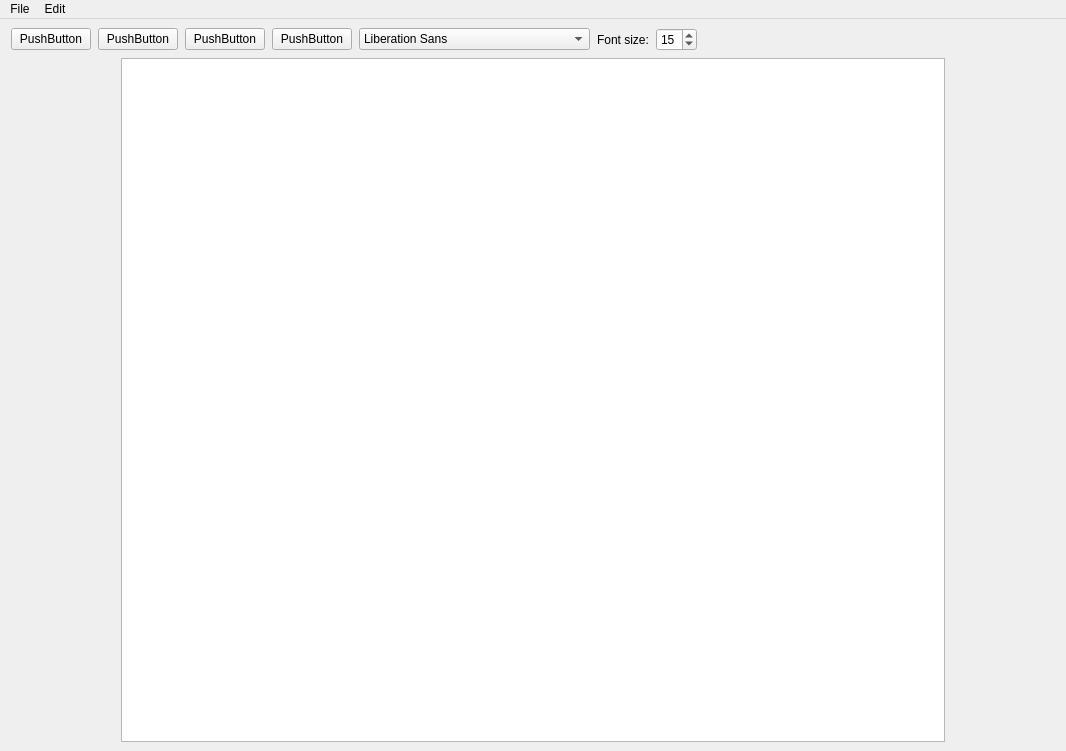
InsertUsernameH3re/PDFy, file main.ui: the form before one commit.
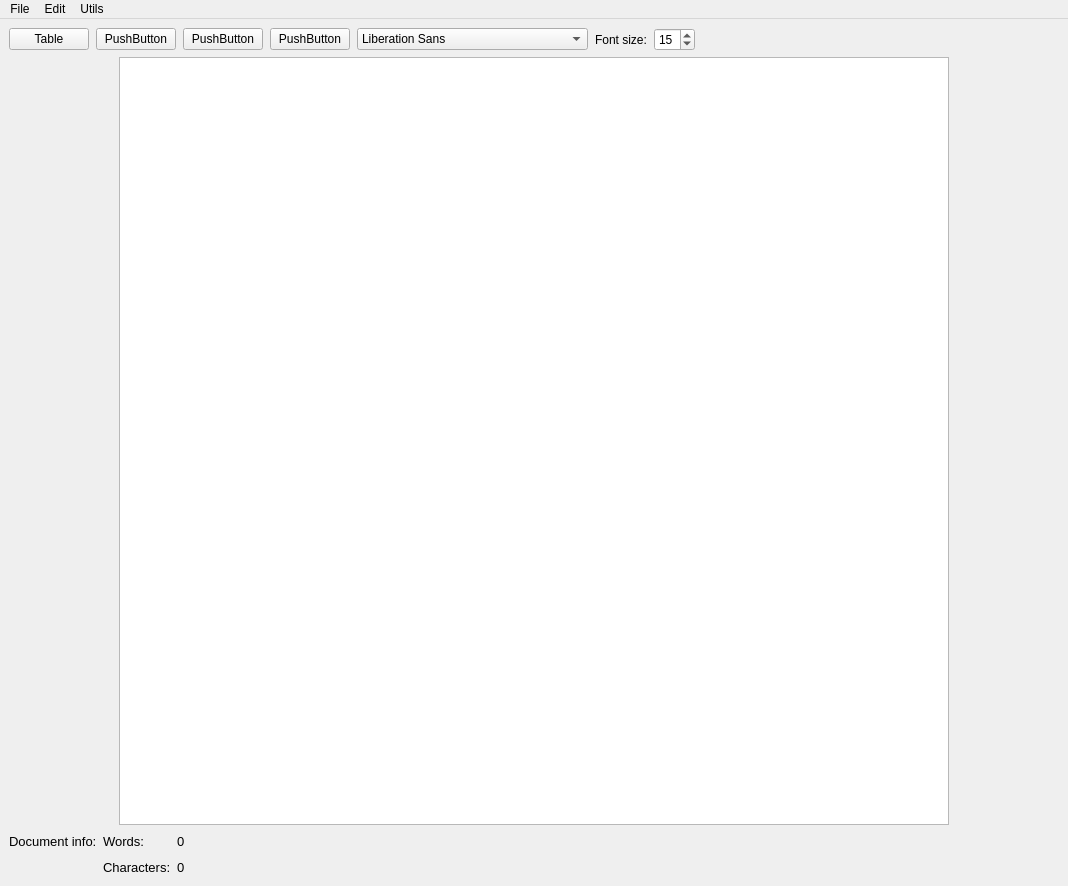
The form after the commit.

What changed in the file:
```diff
--- a/main.ui
+++ b/main.ui
@@ -6,8 +6,8 @@
    <rect>
     <x>0</x>
     <y>0</y>
-    <width>1066</width>
-    <height>751</height>
+    <width>1068</width>
+    <height>886</height>
    </rect>
   </property>
   <property name="sizePolicy">
@@ -29,26 +29,14 @@
    <enum>QTabWidget::Rounded</enum>
   </property>
   <widget class="QWidget" name="centralwidget">
-   <layout class="QVBoxLayout" name="verticalLayout" stretch="0,0">
-    <property name="spacing">
-     <number>7</number>
-    </property>
-    <property name="sizeConstraint">
-     <enum>QLayout::SetNoConstraint</enum>
-    </property>
-    <property name="leftMargin">
-     <number>11</number>
-    </property>
-    <property name="rightMargin">
-     <number>11</number>
-    </property>
+   <layout class="QVBoxLayout" name="verticalLayout">
     <item>
      <layout class="QGridLayout" name="gridLayout" rowstretch="0,0">
       <property name="sizeConstraint">
        <enum>QLayout::SetDefaultConstraint</enum>
       </property>
       <property name="rightMargin">
-       <number>300</number>
+       <number>302</number>
       </property>
       <property name="horizontalSpacing">
        <number>7</number>
@@ -114,15 +102,31 @@
       <item row="1" column="0" alignment="Qt::AlignHCenter|Qt::AlignVCenter">
        <widget class="QPushButton" name="pushButton_2">
         <property name="text">
-         <string>PushButton</string>
+         <string>Table</string>
         </property>
        </widget>
       </item>
      </layout>
     </item>
     <item>
-     <layout class="QGridLayout" name="gridLayout_2">
-      <item row="0" column="2">
+     <layout class="QGridLayout" name="editorGrid">
+      <item row="0" column="1">
+       <spacer name="horizontalSpacer">
+        <property name="orientation">
+         <enum>Qt::Horizontal</enum>
+        </property>
+        <property name="sizeType">
+         <enum>QSizePolicy::Fixed</enum>
+        </property>
+        <property name="sizeHint" stdset="0">
+         <size>
+          <width>110</width>
+          <height>20</height>
+         </size>
+        </property>
+       </spacer>
+      </item>
+      <item row="0" column="3">
        <spacer name="horizontalSpacer_2">
         <property name="orientation">
          <enum>Qt::Horizontal</enum>
@@ -138,7 +142,7 @@
         </property>
        </spacer>
       </item>
-      <item row="0" column="1">
+      <item row="0" column="2">
        <widget class="QTextEdit" name="editor">
         <property name="enabled">
          <bool>true</bool>
@@ -194,18 +198,113 @@
         </property>
        </widget>
       </item>
+     </layout>
+    </item>
+    <item>
+     <layout class="QGridLayout" name="documentInfoGrid">
+      <property name="sizeConstraint">
+       <enum>QLayout::SetDefaultConstraint</enum>
+      </property>
+      <property name="rightMargin">
+       <number>815</number>
+      </property>
+      <item row="0" column="2">
+       <widget class="QLabel" name="wordsCounter">
+        <property name="font">
+         <font>
+          <pointsize>10</pointsize>
+         </font>
+        </property>
+        <property name="text">
+         <string>0</string>
+        </property>
+       </widget>
+      </item>
       <item row="0" column="0">
-       <spacer name="horizontalSpacer">
+       <widget class="QLabel" name="documentInfoLabel">
+        <property name="maximumSize">
+         <size>
+          <width>200</width>
+          <height>200</height>
+         </size>
+        </property>
+        <property name="font">
+         <font>
+          <pointsize>10</pointsize>
+         </font>
+        </property>
+        <property name="text">
+         <string>Document info:</string>
+        </property>
+       </widget>
+      </item>
+      <item row="0" column="1">
+       <widget class="QLabel" name="wordsLabel">
+        <property name="font">
+         <font>
+          <pointsize>10</pointsize>
+         </font>
+        </property>
+        <property name="layoutDirection">
+         <enum>Qt::LeftToRight</enum>
+        </property>
+        <property name="text">
+         <string>Words:</string>
+        </property>
+        <property name="alignment">
+         <set>Qt::AlignLeading|Qt::AlignLeft|Qt::AlignVCenter</set>
+        </property>
+       </widget>
+      </item>
+      <item row="1" column="2">
+       <widget class="QLabel" name="charactersCounter">
+        <property name="font">
+         <font>
+          <pointsize>10</pointsize>
+         </font>
+        </property>
+        <property name="text">
+         <string>0</string>
+        </property>
+       </widget>
+      </item>
+      <item row="1" column="1">
+       <widget class="QLabel" name="charactersLabel">
+        <property name="font">
+         <font>
+          <pointsize>10</pointsize>
+         </font>
+        </property>
+        <property name="text">
+         <string>Characters:</string>
+        </property>
+        <property name="alignment">
+         <set>Qt::AlignLeading|Qt::AlignLeft|Qt::AlignVCenter</set>
+        </property>
+       </widget>
+      </item>
+      <item row="0" column="3">
+       <spacer name="horizontalSpacer_4">
         <property name="orientation">
          <enum>Qt::Horizontal</enum>
         </property>
-        <property name="sizeType">
-         <enum>QSizePolicy::Fixed</enum>
+        <property name="sizeHint" stdset="0">
+         <size>
+          <width>10</width>
+          <height>20</height>
+         </size>
         </property>
+       </spacer>
+      </item>
+      <item row="1" column="3">
+       <spacer name="horizontalSpacer_5">
+        <property name="orientation">
+         <enum>Qt::Horizontal</enum>
+        </property>
         <property name="sizeHint" stdset="0">
          <size>
-          <width>110</width>
-          <height>1</height>
+          <width>10</width>
+          <height>20</height>
          </size>
         </property>
        </spacer>
@@ -219,7 +318,7 @@
     <rect>
      <x>0</x>
      <y>0</y>
-     <width>1066</width>
+     <width>1068</width>
      <height>26</height>
     </rect>
    </property>
@@ -235,10 +334,16 @@
      <string>Edit</string>
     </property>
     <addaction name="insertImage"/>
-    <addaction name="merger"/>
+   </widget>
+   <widget class="QMenu" name="utils">
+    <property name="title">
+     <string>Utils</string>
+    </property>
+    <addaction name="pdfMerger"/>
    </widget>
    <addaction name="menuFile"/>
    <addaction name="menuEdit"/>
+   <addaction name="utils"/>
   </widget>
   <action name="open">
    <property name="text">
```
Left out of the diff: 10 changed lines with no effect on the pictures.
